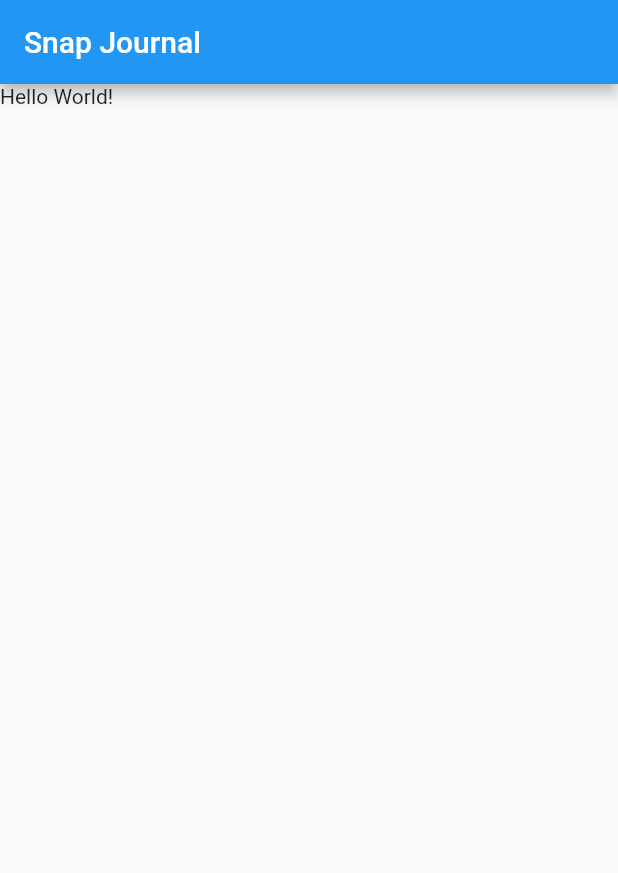
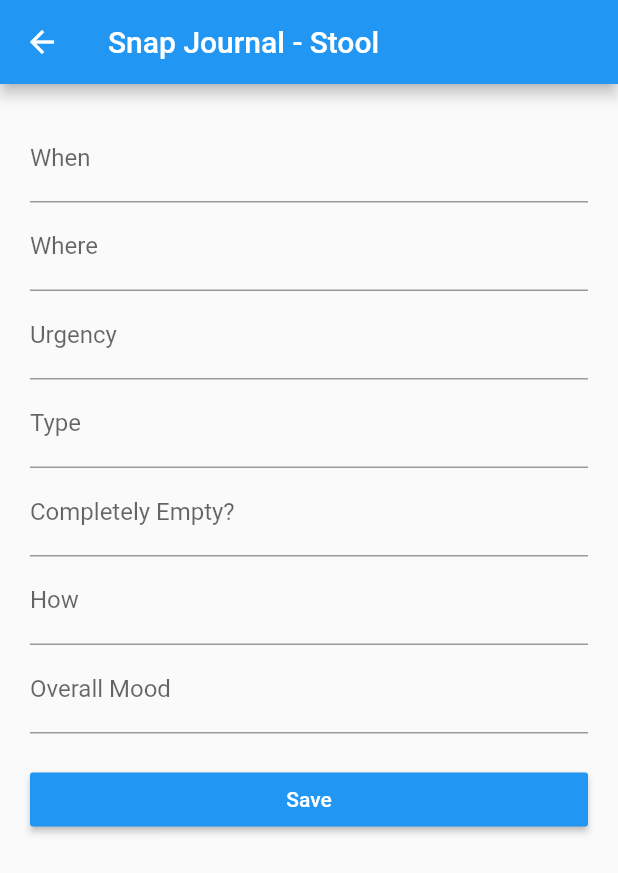
Before and after one commit to ClairOne/snap-journal, a Flutter app: the screen it shows after launch, after a tap on the "wc" icon, on a phone screen of 412 x 824 dp. Shown: the top 873 px of the screen. Run offline on Flutter 3.47's test engine with Material 2 defaults, Android fonts, the phone set to English and light mode, and no system bars.

Commit message:
SJStool initial form

```diff
--- a/lib/pages/SJSleep.dart
+++ b/lib/pages/SJSleep.dart
@@ -16,7 +16,7 @@ class SJSleep extends StatelessWidget {
           // horizontal, this would produce 2 rows.
           crossAxisCount: 2,
           children: [
-            new Text('Hello World!'),
+            new Text('I still need to work out a few things with the UI design. I would like to make this a single form for simplicity'),
           ],
         ),
       ),
--- a/lib/pages/SJStool.dart
+++ b/lib/pages/SJStool.dart
@@ -1,24 +1,160 @@
 import 'package:flutter/material.dart';
 
-class SJStool extends StatelessWidget {
+class SJStool extends StatefulWidget {
+  @override
+  State<StatefulWidget> createState() => new _SJStoolState();
+}
+
+class _SJStoolData {
+  String SJWhen = '';
+  String SJWhere = '';
+
+  String SJUrgency = '';
+  String SJType = '';
+  String SJEmpty = '';
+
+  String SJHow = '';
+  String SJOverallMood = '';
+}
+
+class _SJStoolState extends State<SJStool> {
+  final GlobalKey<FormState> _formKey = new GlobalKey<FormState>();
+  _SJStoolData _data = new _SJStoolData();
+
+  void submit() {
+    // First validate form.
+    if (this._formKey.currentState.validate()) {
+      _formKey.currentState.save(); // Save our form now.
+
+      print('Printing the Mood Event.');
+      print('SJWhen: ${_data.SJWhen}');
+      print('SJWhere: ${_data.SJWhere}');
+      print('SJUrgency: ${_data.SJUrgency}');
+      print('SJType: ${_data.SJType}');
+      print('SJEmpty: ${_data.SJEmpty}');
+      print('SJHow: ${_data.SJHow}');
+      print('SJOverallMood: ${_data.SJOverallMood}');
+    }
+  }
+
   @override
   Widget build(BuildContext context) {
-    final title = 'Snap Journal';
+    final Size screenSize = MediaQuery.of(context).size;
 
-    return MaterialApp(
-      title: title,
-      home: Scaffold(
-        appBar: AppBar(
-          title: Text(title),
-        ),
-        body: GridView.count(
-          // Create a grid with 2 columns. If you change the scrollDirection to
-          // horizontal, this would produce 2 rows.
-          crossAxisCount: 2,
-          children: [
-            new Text('Hello World!'),
-          ],
-        ),
+    return new Scaffold(
+      appBar: new AppBar(
+        title: new Text('Snap Journal - Stool'),
+      ),
+      body: new Container(
+        padding: new EdgeInsets.all(20.0),
+        child: new Form(
+          key: this._formKey,
+          child: new ListView(
+            children: <Widget>[
+              /* SJWhen */
+              new TextFormField(
+                keyboardType: TextInputType.datetime, // @TODO SJWhen: use a date time picker
+                decoration: new InputDecoration(
+                  hintText: 'YYYY-MM-DD H:i',
+                  labelText: 'When'
+                ),
+                // validator: this._validateEmail,
+                onSaved: (String value) {
+                  this._data.SJWhen = value;
+                }
+              ),
+              /* SJWhere */
+              new TextFormField(
+                keyboardType: TextInputType.text, // @TODO SJWhere: use geo location
+                decoration: new InputDecoration(
+                  hintText: 'Where did it happen?',
+                  labelText: 'Where'
+                ),
+                // validator: this._validateEmail,
+                onSaved: (String value) {
+                  this._data.SJWhere = value;
+                }
+              ),
+              /* SJUrgency */
+              new TextFormField(
+                keyboardType: TextInputType.number, // @TODO SJUrgency: convert to 1-5 selector
+                decoration: new InputDecoration(
+                  hintText: '1-5 1=I can wait 5=NOW',
+                  labelText: 'Urgency'
+                ),
+                // validator: this._validateEmail,
+                onSaved: (String value) {
+                  this._data.SJUrgency = value;
+                }
+              ),
+              /* SJType */
+              new TextFormField(
+                keyboardType: TextInputType.number, // @TODO SJType: convert to stool type selector
+                decoration: new InputDecoration(
+                  hintText: '1-7',
+                  labelText: 'Type'
+                ),
+                // validator: this._validateEmail,
+                onSaved: (String value) {
+                  this._data.SJType = value;
+                }
+              ),
+              /* SJEmpty */
+              new TextFormField(
+                keyboardType: TextInputType.text, // @TODO SJType: convert to yes/no
+                decoration: new InputDecoration(
+                  hintText: '1 = Yes 2 = No',
+                  labelText: 'Completely Empty?'
+                ),
+                // validator: this._validateEmail,
+                onSaved: (String value) {
+                  this._data.SJEmpty = value;
+                }
+              ),
+              /* SJHow */
+              new TextFormField(
+                keyboardType: TextInputType.text, // @TODO SJHow: look ahead on common emotions
+                decoration: new InputDecoration(
+                  hintText: 'How did it make you feel?',
+                  labelText: 'How'
+                ),
+                // validator: this._validateEmail,
+                onSaved: (String value) {
+                  this._data.SJHow = value;
+                }
+              ),
+              /* SJOverallMood */
+              new TextFormField(
+                keyboardType: TextInputType.number, // @TODO SJOverallMood: convert to 1-5 selector
+                decoration: new InputDecoration(
+                  hintText: '1-5 1=bad 3=average 5=awesome',
+                  labelText: 'Overall Mood'
+                ),
+                // validator: this._validateEmail,
+                onSaved: (String value) {
+                  this._data.SJOverallMood = value;
+                }
+              ),
+
+              new Container(
+                width: screenSize.width,
+                child: new RaisedButton(
+                  child: new Text(
+                    'Save',
+                    style: new TextStyle(
+                      color: Colors.white
+                    ),
+                  ),
+                  onPressed: this.submit,
+                  color: Colors.blue,
+                ),
+                margin: new EdgeInsets.only(
+                  top: 20.0
+                ),
+              )
+            ],
+          ),
+        )
       ),
     );
   }
```
